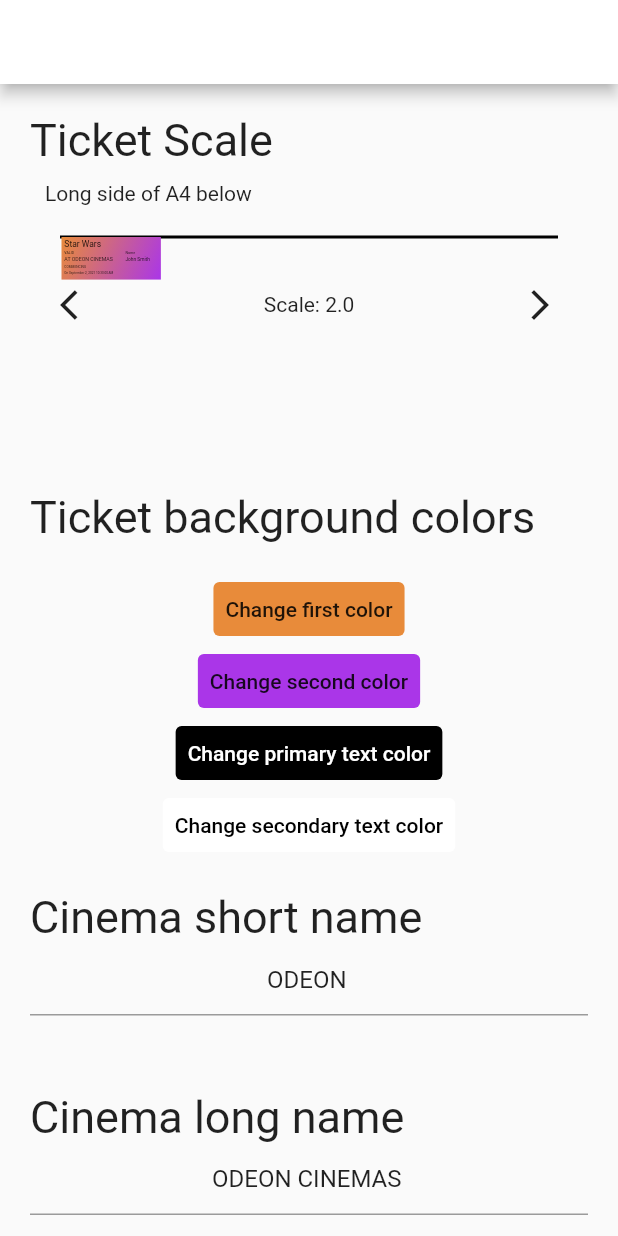
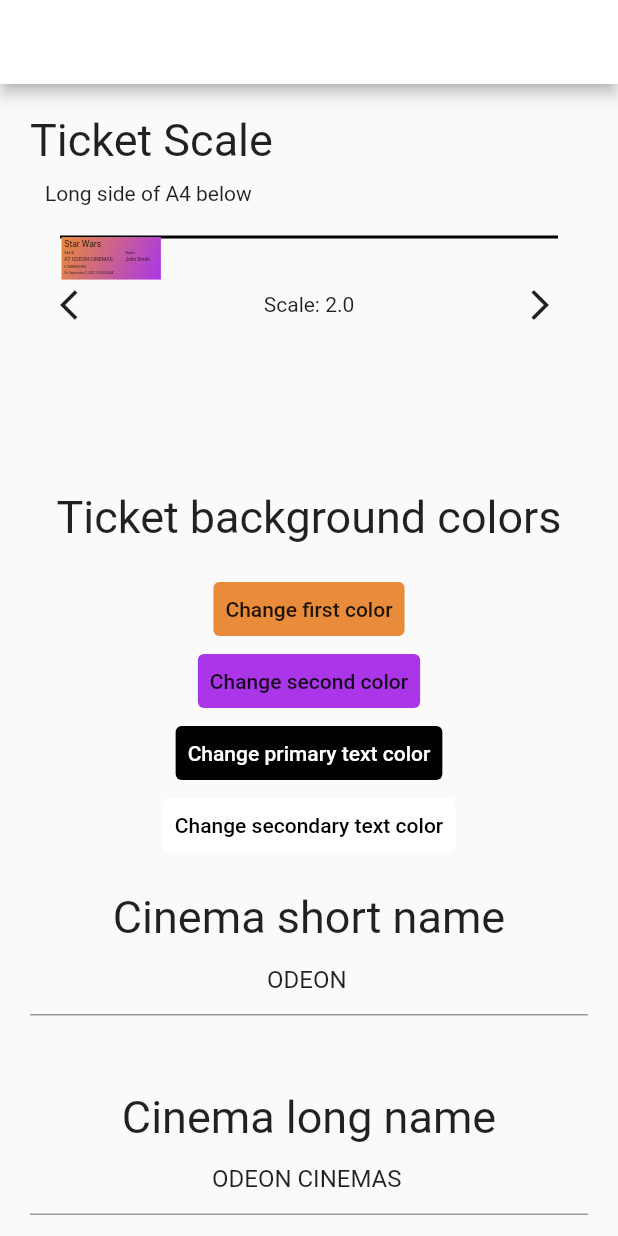
Before and after one commit to josephnglynn/CinemaTicketMaker, a Flutter app: the screen it shows after launch, after a tap on "Ok, lets go", on a phone screen of 412 x 824 dp. Run offline on Flutter 3.47's test engine with Material 2 defaults, Android fonts, the phone set to English and light mode, and no system bars; our stand-ins replace flutter_colorpicker, flutter_datetime_picker, flutter_slidable, permission_handler, printing, share_plus and 1 more; missing offline and left inert: flutter_barcode_scanner, qr.

Commit message:
Added Cinema Layout options

```diff
--- a/lib/api/settings.dart
+++ b/lib/api/settings.dart
@@ -1,4 +1,5 @@
 import 'dart:convert';
+import 'package:cinema_ticket_maker/types/cinema_layout.dart';
 import 'package:cinema_ticket_maker/types/page_size.dart';
 import 'package:cinema_ticket_maker/types/ref_number_container.dart';
 import 'package:shared_preferences/shared_preferences.dart';
@@ -9,6 +10,7 @@ class Settings {
   static late String cinemaShort;
   static late bool sameRefForEachTicket;
   static late bool shareInsteadOfPrint;
+  static late bool addSeatAndRowNumbers;
   static late bool includeNames;
   static late bool extraQrCode;
   static late bool useQrCodes;
@@ -17,6 +19,7 @@ class Settings {
   static late double ticketScale;
   static late int digitsForReferenceNumber;
   static late List<RefContainer> referenceContainers;
+  static late CinemaLayout cinemaLayout;
 
   static String? getString(String key) => _prefs.getString(key);
 
@@ -95,15 +98,14 @@ class Settings {
     );
   }
 
-  static Future updateRefContainers() async =>
-      await _prefs.setString(
+  static Future updateRefContainers() async => await _prefs.setString(
         _refs,
         jsonEncode({
           "data": referenceContainers.map((e) => e.toJson()).toList(),
         }),
       );
 
-  static Future setUseQrCode(bool value) async  {
+  static Future setUseQrCode(bool value) async {
     if (!value && useQrCodes) {
       await setExtraQrCodes(false);
     }
@@ -122,6 +124,19 @@ class Settings {
     await _prefs.setBool(_extraQr, value);
   }
 
+  static Future setAddSeatAndRowNumbers(bool value) async {
+    addSeatAndRowNumbers = value;
+    await _prefs.setBool(_seatRowAndNumbers, value);
+  }
+
+  static Future updateCinemaLayout() async {
+    await _prefs.setString(
+      _cinemaLayout,
+      jsonEncode(
+        cinemaLayout.toJson(),
+      ),
+    );
+  }
 
   static Future init() async {
     _prefs = await SharedPreferences.getInstance();
@@ -137,6 +152,16 @@ class Settings {
     newUser = _prefs.getBool(_newUser) ?? true;
     useQrCodes = _prefs.getBool(_qrCodes) ?? true;
     extraQrCode = _prefs.getBool(_extraQr) ?? false;
+    addSeatAndRowNumbers = _prefs.getBool(_seatRowAndNumbers) ?? false;
+
+    final _cinemaLayoutStorage = _prefs.getString(_cinemaLayout);
+    if (_cinemaLayoutStorage == null) {
+      cinemaLayout = CinemaLayout([]);
+    } else {
+      cinemaLayout = CinemaLayout.fromJson(
+        jsonDecode(_cinemaLayoutStorage),
+      );
+    }
 
     final refNumberData = _prefs.getString(_refs);
     referenceContainers = refNumberData != null
@@ -158,4 +183,6 @@ class Settings {
   static const _refs = "refs";
   static const _qrCodes = "qrCodes";
   static const _extraQr = "extraQR";
+  static const _seatRowAndNumbers = "seatRowAndNumbers";
+  static const _cinemaLayout = "cinemaLayout";
 }
--- /dev/null
+++ b/lib/types/cinema_layout.dart
@@ -0,0 +1,34 @@
+class _Row {
+  int length;
+  String rowIdentifier;
+
+  _Row(this.rowIdentifier, this.length);
+
+  Map<String, dynamic> toJson() => {
+        "length": length,
+        "rowIdentifier": rowIdentifier,
+      };
+
+  static _Row fromJson(Map<String, dynamic> map) => _Row(
+        map["rowIdentifier"],
+        map["length"],
+      );
+}
+
+class CinemaLayout {
+  List<_Row> rows = [];
+
+  CinemaLayout(this.rows);
+
+  void addRow(String rowIdentifier, int length) {
+    rows.add(_Row(rowIdentifier, length));
+  }
+
+  Map<String, dynamic> toJson() => {
+        "data": rows.map((e) => e.toJson()).toList(),
+      };
+
+  static CinemaLayout fromJson(Map<String, dynamic> map) => CinemaLayout(
+        List<dynamic>.from(map["data"]).map((e) => _Row.fromJson(e)).toList(),
+      );
+}
--- a/lib/ui/settings_page.dart
+++ b/lib/ui/settings_page.dart
@@ -4,6 +4,7 @@ import 'package:cinema_ticket_maker/types/page_resolution.dart';
 import 'package:cinema_ticket_maker/types/page_size.dart';
 import 'package:cinema_ticket_maker/types/ticket_colors.dart';
 import 'package:cinema_ticket_maker/types/ticket_data.dart';
+import 'package:cinema_ticket_maker/ui/cinema_layout_editor.dart';
 import 'package:flutter/cupertino.dart';
 import 'package:flutter/material.dart';
 import 'package:flutter/services.dart';
@@ -214,6 +215,7 @@ class _SettingsPageState extends State<SettingsPage> {
             const Text(
               "Ticket background colors",
               style: headerStyle,
+              textAlign: TextAlign.center,
             ),
             Padding(
               padding: const EdgeInsets.all(20),
@@ -230,6 +232,7 @@ class _SettingsPageState extends State<SettingsPage> {
             const Text(
               "Cinema short name",
               style: headerStyle,
+              textAlign: TextAlign.center,
             ),
             TextField(
               textAlign: TextAlign.center,
@@ -245,12 +248,34 @@ class _SettingsPageState extends State<SettingsPage> {
             const Text(
               "Cinema long name",
               style: headerStyle,
+              textAlign: TextAlign.center,
             ),
             TextField(
               textAlign: TextAlign.center,
               controller: longNameController,
               onChanged: (value) async {
                 await Settings.setCinemaLong(value);
+                setState(() {});
+              },
+            ),
+            const SizedBox(
+              height: 50,
+            ),
+            const Text(
+              "Number of digits for reference number",
+              style: headerStyle,
+              textAlign: TextAlign.center,
+            ),
+            TextField(
+              textAlign: TextAlign.center,
+              controller: digitForRefController,
+              keyboardType: TextInputType.number,
+              inputFormatters: [FilteringTextInputFormatter.digitsOnly],
+              onChanged: (value) async {
+                if (value.isEmpty) return;
+                int parsed = int.parse(value);
+                if (parsed < 1) return;
+                await Settings.setDigitsForReferenceNumber(parsed);
                 setState(() {});
               },
             ),
@@ -362,23 +387,39 @@ class _SettingsPageState extends State<SettingsPage> {
             const SizedBox(
               height: 50,
             ),
-            const Text(
-              "Number of digits for reference number",
-              style: headerStyle,
+            Row(
+              mainAxisAlignment: MainAxisAlignment.spaceBetween,
+              children: [
+                const Text(
+                  "Add seat and row numbers to each ticket",
+                  style: TextStyle(
+                    fontSize: 15,
+                  ),
+                ),
+                Switch(
+                  value: Settings.addSeatAndRowNumbers,
+                  onChanged: (value) async {
+                    await Settings.setAddSeatAndRowNumbers(value);
+                    setState(() {});
+                  },
+                ),
+              ],
             ),
-            TextField(
-              textAlign: TextAlign.center,
-              controller: digitForRefController,
-              keyboardType: TextInputType.number,
-              inputFormatters: [FilteringTextInputFormatter.digitsOnly],
-              onChanged: (value) async {
-                if (value.isEmpty) return;
-                int parsed = int.parse(value);
-                if (parsed < 1) return;
-                await Settings.setDigitsForReferenceNumber(parsed);
-                setState(() {});
-              },
-            ),
+            Settings.addSeatAndRowNumbers
+                ? Padding(
+                    padding: const EdgeInsets.only(top: 20, bottom: 20),
+                    child: TextButton(
+                      child: const Text("Edit cinema layout"),
+                      onPressed: () {
+                        Navigator.of(context).push(
+                          MaterialPageRoute(
+                            builder: (context) => CinemaLayoutEditor(),
+                          ),
+                        );
+                      },
+                    ),
+                  )
+                : const SizedBox(),
             const SizedBox(
               height: 50,
             ),
--- a/pubspec.yaml
+++ b/pubspec.yaml
@@ -42,6 +42,7 @@ dependencies:
   url_launcher: ^6.0.9
   qr: ^2.1.0
   flutter_barcode_scanner: ^2.0.0
+
 
 
   # The following adds the Cupertino Icons font to your application.
```
Also changed, not shown: lib/ui/cinema_layout_editor.dart (added, +195 -0 lines), lib/ui/cinema_row_dialog.dart (added, +138 -0 lines).
